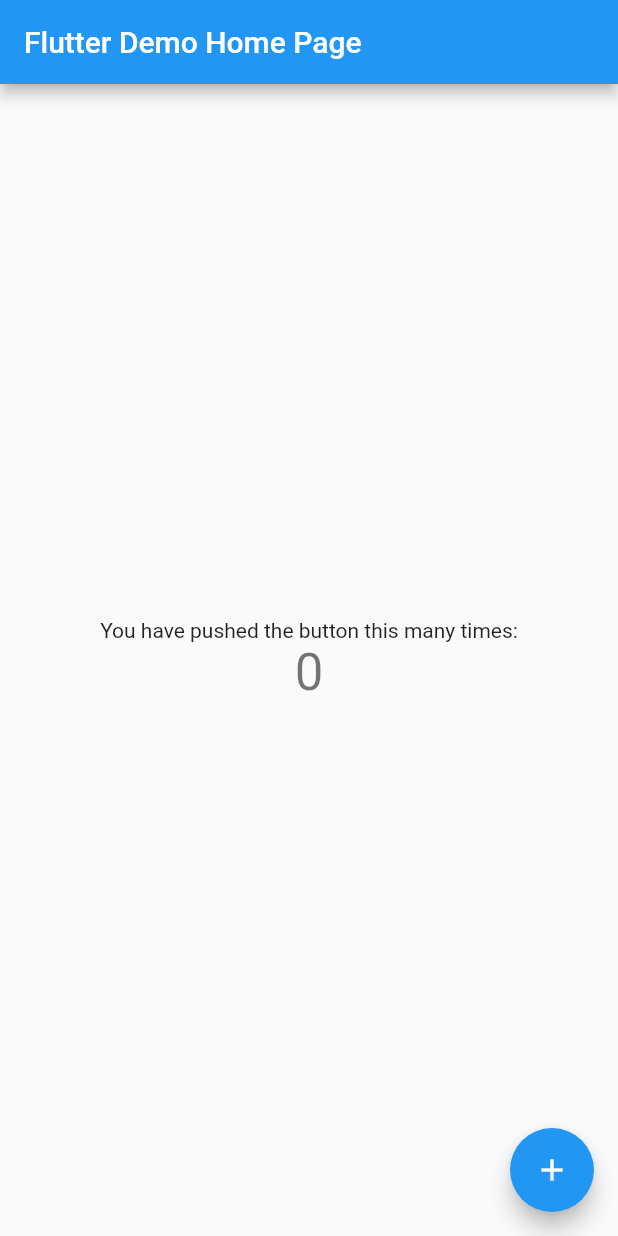
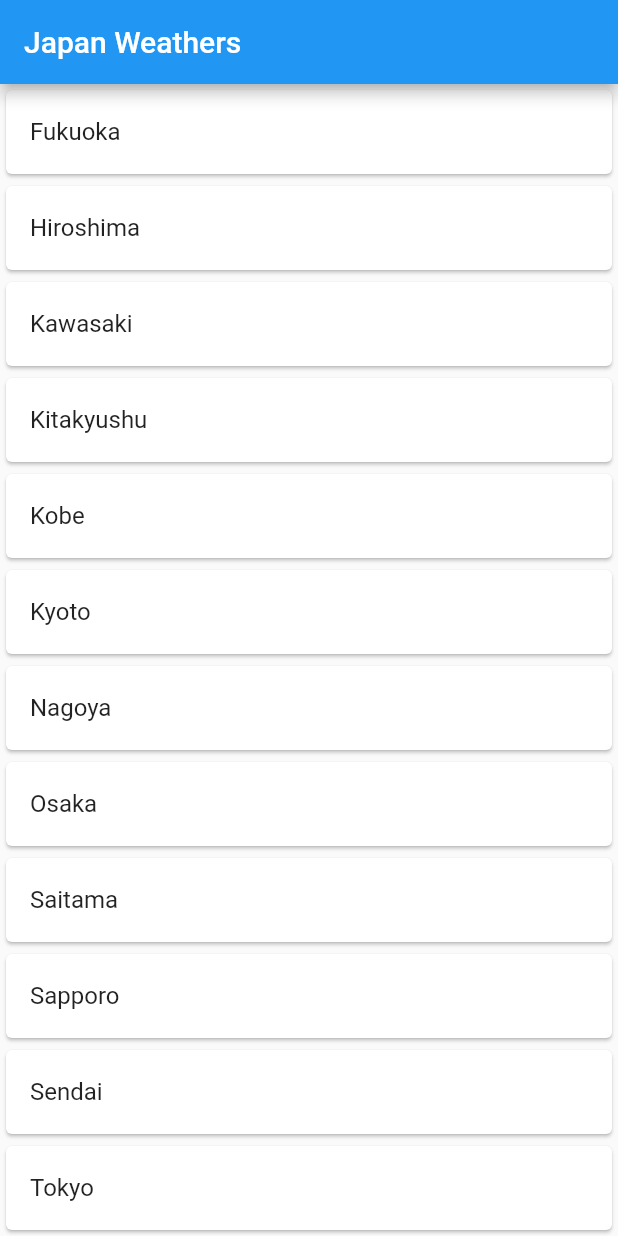
Before and after one commit to numa08/japan_meta_weather, a Flutter app: the screen it shows after launch, on a phone screen of 412 x 824 dp. Run offline on Flutter 3.47's test engine with Material 2 defaults, Android fonts, the phone set to English and light mode, and no system bars; our stand-ins replace bloc, equatable, flutter_bloc.

Commit message:
show japan locations

```diff
--- /dev/null
+++ b/lib/blocs/blocs.dart
@@ -0,0 +1 @@
+export 'location_bloc.dart';
--- /dev/null
+++ b/lib/blocs/location_bloc.dart
@@ -0,0 +1,45 @@
+import 'package:bloc/bloc.dart';
+import 'package:equatable/equatable.dart';
+import 'package:japan_meta_weather/repositories/repositories.dart';
+import 'package:meta/meta.dart';
+
+abstract class LocationEvent extends Equatable {
+  LocationEvent([List props = const []]) : super(props);
+}
+
+class FetchLocations extends LocationEvent {}
+
+abstract class LocationState extends Equatable {
+  LocationState([List props = const []]) : super(props);
+}
+
+class LocationEmpty extends LocationState {}
+
+class LocationLoading extends LocationState {}
+
+class LocationLoaded extends LocationState {
+  final List<String> locations;
+
+  LocationLoaded({@required this.locations})
+      : assert(locations != null),
+        super(locations);
+}
+
+class LocationBloc extends Bloc<LocationEvent, LocationState> {
+  final LocationRepository locationRepository;
+
+  LocationBloc({@required this.locationRepository})
+      : assert(locationRepository != null);
+
+  @override
+  LocationState get initialState => LocationEmpty();
+
+  @override
+  Stream<LocationState> mapEventToState(LocationEvent event) async* {
+    if (event is FetchLocations) {
+      yield LocationLoading();
+      final locations = await locationRepository.getLocations();
+      yield LocationLoaded(locations: locations);
+    }
+  }
+}
--- a/lib/main.dart
+++ b/lib/main.dart
@@ -1,111 +1,72 @@
 import 'package:flutter/material.dart';
+import 'package:flutter_bloc/flutter_bloc.dart';
+import 'package:japan_meta_weather/blocs/blocs.dart';
+import 'package:japan_meta_weather/repositories/repositories.dart';
 
-void main() => runApp(MyApp());
+void main() => runApp(App());
 
-class MyApp extends StatelessWidget {
-  // This widget is the root of your application.
+class App extends StatelessWidget {
   @override
-  Widget build(BuildContext context) {
-    return MaterialApp(
-      title: 'Flutter Demo',
-      theme: ThemeData(
-        // This is the theme of your application.
-        //
-        // Try running your application with "flutter run". You'll see the
-        // application has a blue toolbar. Then, without quitting the app, try
-        // changing the primarySwatch below to Colors.green and then invoke
-        // "hot reload" (press "r" in the console where you ran "flutter run",
-        // or simply save your changes to "hot reload" in a Flutter IDE).
-        // Notice that the counter didn't reset back to zero; the application
-        // is not restarted.
-        primarySwatch: Colors.blue,
-      ),
-      home: MyHomePage(title: 'Flutter Demo Home Page'),
-    );
-  }
+  Widget build(BuildContext context) => MaterialApp(
+        title: 'Japan Weathers',
+        home: Scaffold(
+          appBar: AppBar(title: Text('Japan Weathers')),
+          body: LocationList(locationRepository: LocationRepository()),
+        ),
+      );
 }
 
-class MyHomePage extends StatefulWidget {
-  MyHomePage({Key key, this.title}) : super(key: key);
+class LocationList extends StatefulWidget {
+  final LocationRepository locationRepository;
 
-  // This widget is the home page of your application. It is stateful, meaning
-  // that it has a State object (defined below) that contains fields that affect
-  // how it looks.
-
-  // This class is the configuration for the state. It holds the values (in this
-  // case the title) provided by the parent (in this case the App widget) and
-  // used by the build method of the State. Fields in a Widget subclass are
-  // always marked "final".
-
-  final String title;
+  const LocationList({Key key, @required this.locationRepository})
+      : assert(locationRepository != null),
+        super(key: key);
 
   @override
-  _MyHomePageState createState() => _MyHomePageState();
+  State<StatefulWidget> createState() => _LocationState();
 }
 
-class _MyHomePageState extends State<MyHomePage> {
-  int _counter = 0;
+class _LocationState extends State<LocationList> {
+  LocationBloc _locationBloc;
 
-  void _incrementCounter() {
-    setState(() {
-      // This call to setState tells the Flutter framework that something has
-      // changed in this State, which causes it to rerun the build method below
-      // so that the display can reflect the updated values. If we changed
-      // _counter without calling setState(), then the build method would not be
-      // called again, and so nothing would appear to happen.
-      _counter++;
-    });
+  @override
+  void initState() {
+    _locationBloc = LocationBloc(locationRepository: widget.locationRepository);
+    super.initState();
   }
 
   @override
-  Widget build(BuildContext context) {
-    // This method is rerun every time setState is called, for instance as done
-    // by the _incrementCounter method above.
-    //
-    // The Flutter framework has been optimized to make rerunning build methods
-    // fast, so that you can just rebuild anything that needs updating rather
-    // than having to individually change instances of widgets.
-    return Scaffold(
-      appBar: AppBar(
-        // Here we take the value from the MyHomePage object that was created by
-        // the App.build method, and use it to set our appbar title.
-        title: Text(widget.title),
-      ),
-      body: Center(
-        // Center is a layout widget. It takes a single child and positions it
-        // in the middle of the parent.
-        child: Column(
-          // Column is also layout widget. It takes a list of children and
-          // arranges them vertically. By default, it sizes itself to fit its
-          // children horizontally, and tries to be as tall as its parent.
-          //
-          // Invoke "debug painting" (press "p" in the console, choose the
-          // "Toggle Debug Paint" action from the Flutter Inspector in Android
-          // Studio, or the "Toggle Debug Paint" command in Visual Studio Code)
-          // to see the wireframe for each widget.
-          //
-          // Column has various properties to control how it sizes itself and
-          // how it positions its children. Here we use mainAxisAlignment to
-          // center the children vertically; the main axis here is the vertical
-          // axis because Columns are vertical (the cross axis would be
-          // horizontal).
-          mainAxisAlignment: MainAxisAlignment.center,
-          children: <Widget>[
-            Text(
-              'You have pushed the button this many times:',
-            ),
-            Text(
-              '$_counter',
-              style: Theme.of(context).textTheme.display1,
-            ),
-          ],
-        ),
-      ),
-      floatingActionButton: FloatingActionButton(
-        onPressed: _incrementCounter,
-        tooltip: 'Increment',
-        child: Icon(Icons.add),
-      ), // This trailing comma makes auto-formatting nicer for build methods.
-    );
+  Widget build(BuildContext context) => BlocBuilder(
+        bloc: _locationBloc,
+        builder: (_, LocationState state) {
+          if (state is LocationEmpty) {
+            _locationBloc.dispatch(FetchLocations());
+            return Center(
+              child: CircularProgressIndicator(),
+            );
+          }
+          if (state is LocationLoading) {
+            return Center(
+              child: CircularProgressIndicator(),
+            );
+          }
+          if (state is LocationLoaded) {
+            return ListView.builder(
+              itemBuilder: (BuildContext context, int index) => Card(
+                    child: ListTile(
+                      title: Text(state.locations[index]),
+                    ),
+                  ),
+              itemCount: state.locations.length,
+            );
+          }
+        },
+      );
+
+  @override
+  void dispose() {
+    _locationBloc.dispose();
+    super.dispose();
   }
 }
--- /dev/null
+++ b/lib/repositories/location_repository.dart
@@ -0,0 +1,21 @@
+import 'dart:async';
+
+class LocationRepository {
+  Future<List<String>> getLocations() async {
+    return [
+      'Fukuoka',
+      'Hiroshima',
+      'Kawasaki',
+      'Kitakyushu',
+      'Kobe',
+      'Kyoto',
+      'Nagoya',
+      'Osaka',
+      'Saitama',
+      'Sapporo',
+      'Sendai',
+      'Tokyo',
+      'Yokohama'
+    ];
+  }
+}
--- /dev/null
+++ b/lib/repositories/repositories.dart
@@ -0,0 +1 @@
+export 'location_repository.dart';
--- a/pubspec.yaml
+++ b/pubspec.yaml
@@ -21,6 +21,8 @@ dependencies:
     sdk: flutter
   bloc: ^0.14.0
   flutter_bloc: ^0.14.0
+  http: 0.12.0
+  equatable: ^0.2.0
   # The following adds the Cupertino Icons font to your application.
   # Use with the CupertinoIcons class for iOS style icons.
   cupertino_icons: ^0.1.2
```
Also changed, not shown: pubspec.lock.
